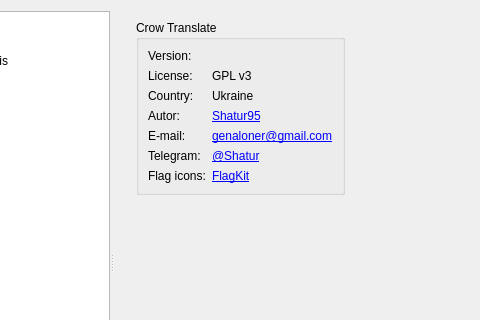
Old version of the form src/settings/settingsdialog.ui in the repository crow-translate/crow-translate; both pictures show x 101 to 581 and y 0 to 320 of the 800 by 552 pixel window.
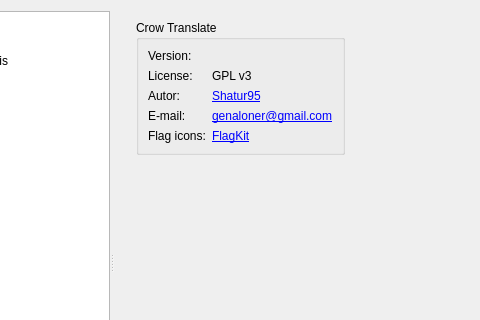
New version of the form. The open tabs and pages were chosen to show the change. Icons and pictures are not drawn. Custom widgets are drawn as their Qt base class.

Commit message: Remove extra information

The edit to the form file:
```diff
--- a/src/settings/settingsdialog.ui
+++ b/src/settings/settingsdialog.ui
@@ -1103,74 +1103,27 @@
           </property>
          </widget>
         </item>
-        <item row="0" column="1">
+        <item row="0" column="1" alignment="Qt::AlignVCenter">
          <widget class="QGroupBox" name="aboutGroupBox">
           <property name="title">
            <string notr="true">Crow Translate</string>
           </property>
           <layout class="QGridLayout" name="aboutBoxLayout">
-           <item row="0" column="0">
-            <widget class="QLabel" name="versionTitleLabel">
-             <property name="text">
-              <string>Version:</string>
-             </property>
-            </widget>
-           </item>
-           <item row="8" column="0">
+           <item row="7" column="0">
             <widget class="QLabel" name="mailTitleLabel">
              <property name="text">
               <string notr="true">E-mail:</string>
              </property>
             </widget>
            </item>
-           <item row="8" column="1">
-            <widget class="QLabel" name="mailLabel">
-             <property name="text">
-              <string notr="true">&lt;html&gt;&lt;head/&gt;&lt;body&gt;&lt;p&gt;&lt;a href=&quot;mailto:genaloner@gmail.com&quot;&gt;genaloner@gmail.com&lt;/a&gt;&lt;/p&gt;&lt;/body&gt;&lt;/html&gt;</string>
-             </property>
-             <property name="openExternalLinks">
-              <bool>true</bool>
-             </property>
-             <property name="textInteractionFlags">
-              <set>Qt::LinksAccessibleByMouse|Qt::TextSelectableByMouse</set>
-             </property>
-            </widget>
-           </item>
-           <item row="3" column="0">
-            <widget class="QLabel" name="licenseTitleLabel">
-             <property name="text">
-              <string>License:</string>
-             </property>
-            </widget>
-           </item>
-           <item row="10" column="1">
-            <widget class="QLabel" name="telegramLabel">
-             <property name="text">
-              <string notr="true">&lt;html&gt;&lt;head/&gt;&lt;body&gt;&lt;p&gt;&lt;a href=&quot;https://t.me/Shatur&quot;&gt;@Shatur&lt;/a&gt;&lt;/p&gt;&lt;/body&gt;&lt;/html&gt;</string>
-             </property>
-             <property name="openExternalLinks">
-              <bool>true</bool>
-             </property>
-             <property name="textInteractionFlags">
-              <set>Qt::LinksAccessibleByMouse|Qt::TextSelectableByMouse</set>
-             </property>
-            </widget>
-           </item>
-           <item row="6" column="0">
+           <item row="5" column="0">
             <widget class="QLabel" name="autorTitleLabel">
              <property name="text">
               <string>Autor:</string>
              </property>
             </widget>
            </item>
-           <item row="10" column="0">
-            <widget class="QLabel" name="telegramTitleLabel">
-             <property name="text">
-              <string notr="true">Telegram:</string>
-             </property>
-            </widget>
-           </item>
-           <item row="11" column="0">
+           <item row="9" column="0">
             <widget class="QLabel" name="flagIconsTitleLabel">
              <property name="text">
               <string>Flag icons:</string>
@@ -1180,7 +1133,34 @@
            <item row="0" column="1">
             <widget class="QLabel" name="versionLabel"/>
            </item>
-           <item row="11" column="1">
+           <item row="3" column="0">
+            <widget class="QLabel" name="licenseTitleLabel">
+             <property name="text">
+              <string>License:</string>
+             </property>
+            </widget>
+           </item>
+           <item row="0" column="0">
+            <widget class="QLabel" name="versionTitleLabel">
+             <property name="text">
+              <string>Version:</string>
+             </property>
+            </widget>
+           </item>
+           <item row="5" column="1">
+            <widget class="QLabel" name="autorLabel">
+             <property name="text">
+              <string notr="true">&lt;html&gt;&lt;head/&gt;&lt;body&gt;&lt;p&gt;&lt;a href=&quot;https://github.com/Shatur95&quot;&gt;Shatur95&lt;/a&gt;&lt;/p&gt;&lt;/body&gt;&lt;/html&gt;</string>
+             </property>
+             <property name="openExternalLinks">
+              <bool>true</bool>
+             </property>
+             <property name="textInteractionFlags">
+              <set>Qt::LinksAccessibleByMouse|Qt::TextSelectableByMouse</set>
+             </property>
+            </widget>
+           </item>
+           <item row="9" column="1">
             <widget class="QLabel" name="flagIconsLabel">
              <property name="text">
               <string notr="true">&lt;html&gt;&lt;head/&gt;&lt;body&gt;&lt;p&gt;&lt;a href=&quot;https://github.com/madebybowtie/FlagKit&quot;&gt;FlagKit&lt;/a&gt;&lt;/p&gt;&lt;/body&gt;&lt;/html&gt;</string>
@@ -1200,10 +1180,10 @@
              </property>
             </widget>
            </item>
-           <item row="6" column="1">
-            <widget class="QLabel" name="autorLabel">
+           <item row="7" column="1">
+            <widget class="QLabel" name="mailLabel">
              <property name="text">
-              <string notr="true">&lt;html&gt;&lt;head/&gt;&lt;body&gt;&lt;p&gt;&lt;a href=&quot;https://github.com/Shatur95&quot;&gt;Shatur95&lt;/a&gt;&lt;/p&gt;&lt;/body&gt;&lt;/html&gt;</string>
+              <string notr="true">&lt;html&gt;&lt;head/&gt;&lt;body&gt;&lt;p&gt;&lt;a href=&quot;mailto:genaloner@gmail.com&quot;&gt;genaloner@gmail.com&lt;/a&gt;&lt;/p&gt;&lt;/body&gt;&lt;/html&gt;</string>
              </property>
              <property name="openExternalLinks">
               <bool>true</bool>
@@ -1213,20 +1193,6 @@
              </property>
             </widget>
            </item>
-           <item row="5" column="0">
-            <widget class="QLabel" name="nationTitleLabel">
-             <property name="text">
-              <string>Country:</string>
-             </property>
-            </widget>
-           </item>
-           <item row="5" column="1">
-            <widget class="QLabel" name="nationLabel">
-             <property name="text">
-              <string>Ukraine</string>
-             </property>
-            </widget>
-           </item>
           </layout>
          </widget>
         </item>
```
